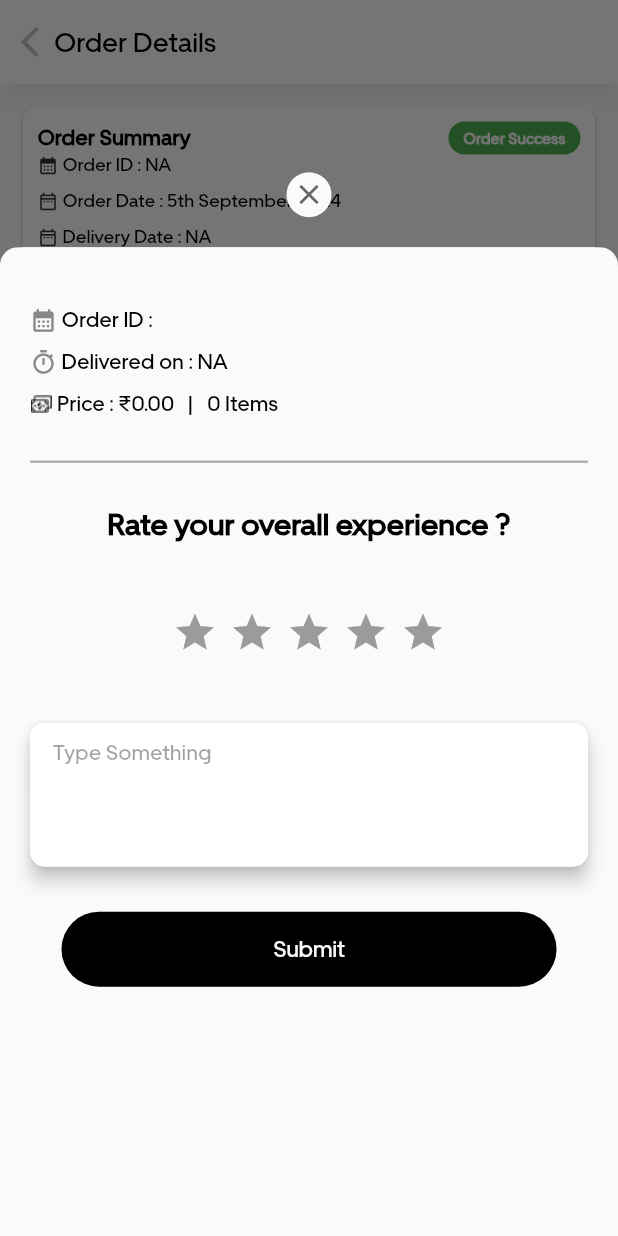
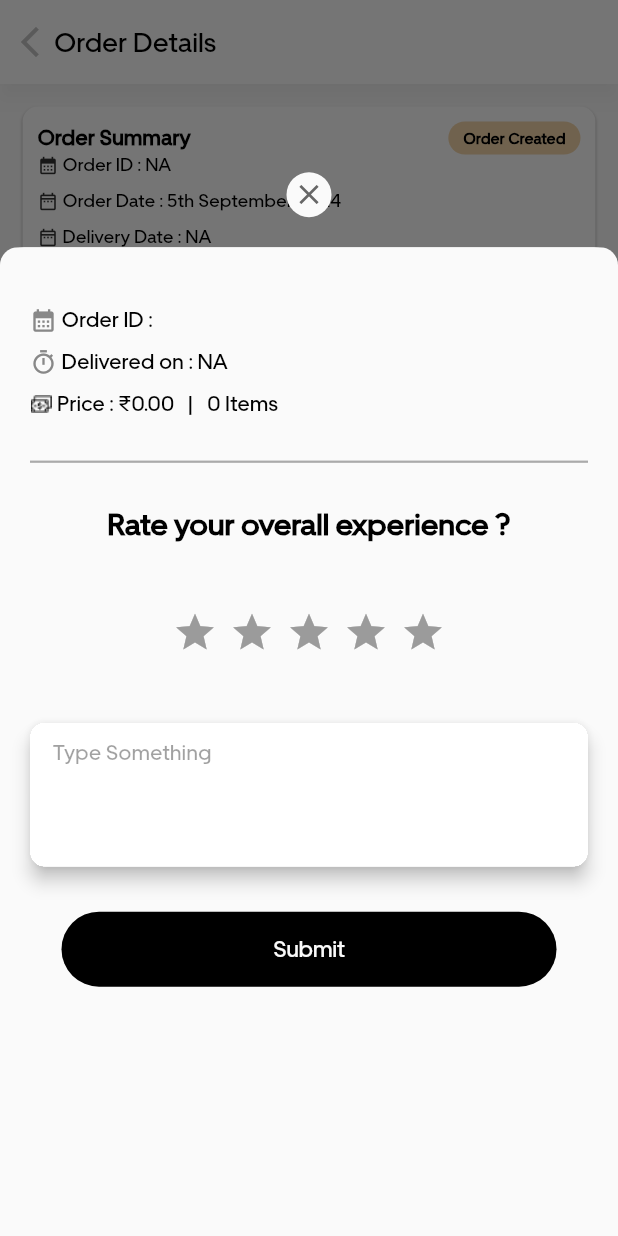
Before and after one commit to ramprasadbhagat/planit, a Flutter app: the OrderDetailsPage screen opened directly with empty values, after a tap on "Rate Your Order", on a phone screen of 412 x 824 dp. Run offline on Flutter 3.47's test engine with Material 3 defaults, Android fonts, the phone set to English and light mode, and no system bars; drawn by our look-alikes of flutter_rating_bar, skeletonizer; our stand-ins replace auto_route, cached_network_image, dartz, dio, flutter_bloc, flutter_carousel_widget and 13 more; missing offline and left inert: razorpay_flutter; accounts and stored records are empty; project files that could hold a hidden picture were left out.

Commit message:
fixed order status misalignment

```diff
--- a/lib/application/order/order_bloc.dart
+++ b/lib/application/order/order_bloc.dart
@@ -13,6 +13,7 @@ import 'package:planit/domain/order/entities/order.dart';
 import 'package:planit/domain/order/repository/i_order_repository.dart';
 import 'package:planit/domain/payment/entities/payment_options.dart';
 import 'package:planit/domain/payment/repository/i_payment_repository.dart';
+import 'package:planit/domain/user/entities/user.dart';
 
 part 'order_event.dart';
 part 'order_state.dart';
@@ -43,7 +44,7 @@ class OrderBloc extends Bloc<OrderEvent, OrderState> {
           deliveryCharge: e.deliveryCharge,
           paymentType: state.selectedPaymentMethod.when(
             card: () => 'card',
-            razorpay: () => 'razorpay',
+            razorpay: () => 'online',
             wallet: () => 'wallet',
             cod: () => 'Cash',
           ),
@@ -64,7 +65,7 @@ class OrderBloc extends Bloc<OrderEvent, OrderState> {
                           e.cartItem.totalPrice.getValue(),
                         ) +
                         e.deliveryCharge,
-                    phone: e.addressBook.phoneNumber,
+                    phone: e.currentUser.mobileNumber.getOrDefaultValue(''),
                     orderId: orderId,
                   ),
                 );
@@ -120,25 +121,25 @@ class OrderBloc extends Bloc<OrderEvent, OrderState> {
               ),
               handlePaymentSuccess: (p0) async {
                 log(
-                  'handlePaymentSuccess $p0',
+                  'handlePaymentSuccess ${p0.data}:${p0.orderId}:${p0.paymentId}:${p0.signature}',
                 );
 
                 add(
                   _PaymentSuccess(
                     orderId: value.orderId,
                     paymentId: p0.paymentId,
-                    paymentType: 'razorpay',
+                    paymentType: 'online',
                   ),
                 );
               },
               handlePaymentFailure: (p0) async {
                 log(
-                  'handlePaymentFailure $p0',
+                  'handlePaymentFailure ${p0.code}: ${p0.error}: ${p0.message}',
                 );
                 add(
                   _PaymentFailed(
                     orderId: value.orderId,
-                    paymentType: 'razorpay',
+                    paymentType: 'online',
                   ),
                 );
               },
--- a/lib/application/order/order_event.dart
+++ b/lib/application/order/order_event.dart
@@ -9,6 +9,7 @@ class OrderEvent with _$OrderEvent {
     required String date,
     required Coupon coupon,
     required double deliveryCharge,
+    required CurrentUser currentUser,
   }) = _SubmitOrder;
 
   const factory OrderEvent.fetchOrders() = _FetchOrders;
--- a/lib/domain/core/value/value_objects.dart
+++ b/lib/domain/core/value/value_objects.dart
@@ -60,11 +60,30 @@ class PaymentStatus extends ValueObject<String> {
 
   String get displayLabel => naIfEmpty(value.getOrElse(() => ''));
 
-  bool get isSuccess => isEqualsIgnoreCase(displayLabel, 'successfull');
-  bool get isFailed => isEqualsIgnoreCase(displayLabel, 'failed');
+  bool get isSuccess => isEqualsIgnoreCase(displayLabel, 'completed');
+  bool get isFailed => isEqualsIgnoreCase(displayLabel, 'pending');
   bool get isUnknown => !isSuccess || !isFailed;
 
   const PaymentStatus._(this.value);
+}
+
+class OrderStatus extends ValueObject<String> {
+  @override
+  final Either<ValueFailure<String>, String> value;
+
+  factory OrderStatus(String input) =>
+      OrderStatus._(validateStringNotEmpty(input));
+
+  String get displayLabel => naIfEmpty(value.getOrElse(() => ''));
+
+  String get displayStatus => getOrderStatusText(value.getOrElse(() => ''));
+
+  Color get tagColor => getOrderStatusTagColor(displayStatus);
+  Color get tagLabelColor => getOrderStatusTagLabelColor(displayStatus);
+
+  Icon get orderListStatusIcon => getOrderStatusOrderListIcon(displayStatus);
+
+  const OrderStatus._(this.value);
 }
 
 class IntegerValue extends ValueObject<int> {
--- a/lib/domain/core/value/value_transformer.dart
+++ b/lib/domain/core/value/value_transformer.dart
@@ -1,3 +1,8 @@
+import 'dart:ui';
+
+import 'package:flutter/material.dart';
+import 'package:planit/presentation/theme/colors.dart';
+
 String naIfEmpty(String text) {
   return text.isEmpty ? 'NA' : text;
 }
@@ -14,3 +19,70 @@ bool isMinCharacter({required String input, required int minLength}) =>
 
 bool isEqualsIgnoreCase(String value, String matcher) =>
     value.trim().toLowerCase() == matcher.trim().toLowerCase();
+
+String getOrderStatusText(String status) {
+  switch (status.toLowerCase()) {
+    case 'Order_Received':
+      return 'Order Created';
+    case 'In_Process':
+      return 'Processing';
+    case 'Dispatched':
+      return 'Dispatched';
+    case 'Delivered':
+      return 'Delivered';
+    case 'Cancelled':
+      return 'Cancelled';
+    default:
+      return 'Order Created';
+  }
+}
+
+Color getOrderStatusTagColor(String status) {
+  const statusColors = {
+    'Order Created': AppColors.orangeChipColor,
+    'Processing': AppColors.green,
+    'Dispatched': AppColors.green,
+    'Delivered': AppColors.green,
+    'Cancelled': AppColors.red,
+  };
+
+  return statusColors[status] ?? AppColors.grey;
+}
+
+Color getOrderStatusTagLabelColor(String status) {
+  const statusColors = {
+    'Order Created': AppColors.black,
+    'Processing': AppColors.white,
+    'Dispatched': AppColors.white,
+    'Delivered': AppColors.white,
+    'Cancelled': AppColors.white,
+  };
+
+  return statusColors[status] ?? AppColors.black;
+}
+
+Icon getOrderStatusOrderListIcon(String status) {
+  switch (status.toLowerCase()) {
+    case 'Delivered':
+      return const Icon(
+        Icons.circle,
+        color: AppColors.green,
+        size: 10,
+      );
+    case 'Order Created':
+    case 'Processing':
+    case 'Dispatched':
+    case 'Cancelled':
+      return const Icon(
+        Icons.local_shipping_outlined,
+        color: AppColors.black,
+        size: 20,
+      );
+    default:
+      return const Icon(
+        Icons.local_shipping_outlined,
+        color: AppColors.black,
+        size: 20,
+      );
+  }
+}
--- a/lib/domain/order/entities/order.dart
+++ b/lib/domain/order/entities/order.dart
@@ -4,7 +4,6 @@ import 'package:planit/domain/address_book/entities/address_book.dart';
 import 'package:planit/domain/core/value/value_objects.dart';
 import 'package:planit/domain/core/value/value_transformer.dart';
 import 'package:planit/domain/order/entities/order_item.dart';
-import 'package:planit/domain/order/order_status.dart';
 import 'package:planit/domain/order/value/value_objects.dart';
 import 'package:planit/domain/order/value/value_transformers.dart';
 part 'order.freezed.dart';
@@ -18,7 +17,7 @@ class Order with _$Order {
     required StringValue userId,
     required StringValue deliveryAddressId,
     required PaymentStatus paymentStatus,
-    required StringValue orderStatus,
+    required OrderStatus orderStatus,
     required StringValue paymentType,
     required IntegerValue packingCharges,
     required IntegerValue totalPrice,
@@ -40,7 +39,7 @@ class Order with _$Order {
         userId: StringValue(''),
         deliveryAddressId: StringValue(''),
         paymentStatus: PaymentStatus(''),
-        orderStatus: StringValue(''),
+        orderStatus: OrderStatus(''),
         totalPrice: IntegerValue(0),
         subTotal: IntegerValue(0),
         deliveryCharge: IntegerValue(0),
@@ -63,13 +62,13 @@ extension OrderX on Order {
 
   String get getTotalPrice => totalPrice.getValue().toPrice();
 
-  OrderStatus get getOrderStatus {
-    if (orderStatus.getValue() == 'done') {
-      return const OrderStatus.delivered();
-    }
+  // OrderStatus get getOrderStatus {
+  //   if (orderStatus.getValue() == 'done') {
+  //     return const OrderStatus.delivered();
+  //   }
 
-    return OrderStatus.processing(status: orderStatus.getValue());
-  }
+  //   return OrderStatus.processing(status: orderStatus.getValue());
+  // }
 
   String get getDeliveryUserName {
     if (deliveryAddress.isEmpty) return naIfEmpty('');
--- a/lib/domain/order/order_status.dart
+++ /dev/null
@@ -1,17 +0,0 @@
-import 'package:freezed_annotation/freezed_annotation.dart';
-import 'package:planit/domain/core/value/value_transformer.dart';
-part 'order_status.freezed.dart';
-
-@freezed
-class OrderStatus with _$OrderStatus {
-  const factory OrderStatus.processing({required String status}) =
-      _OrderProcessing;
-  const factory OrderStatus.delivered() = _OrderDelivered;
-}
-
-extension OrderStatusX on OrderStatus {
-  String get getDisplayStatus => when(
-        processing: (status) => naIfEmpty(capitalizeFirst(status)),
-        delivered: () => 'Delivered',
-      );
-}
--- a/lib/infrastructure/order/datasource/order_remote.dart
+++ b/lib/infrastructure/order/datasource/order_remote.dart
@@ -34,12 +34,7 @@ class OrderRemoteDataSource {
       'deliveryAddressId': address.id,
       'couponId': coupon.id,
       'deliveryDate': date,
-      'deliveryTime': '7:20 - 7:30 am',
-      'taxes': '54',
-      'packingCharges': '50.00',
-      'productRating': '3.5',
-      'paymentStatus': 'not done',
-      'orderStatus': 'pending',
+      'deliveryTime': '7:20 am - 7:30 pm',
       'paymentType': paymentType,
       'totalPrice': coupon.priceAfterCoupon(cartItem.totalPrice.getValue()) +
           deliveryCharge,
@@ -79,7 +74,7 @@ class OrderRemoteDataSource {
       url: '/orders/updateOrder',
       data: {
         'order_id': orderId,
-        'paymentStatus': success ? 'successfull' : 'failed',
+        'paymentStatus': success ? 'completed' : 'pending',
         'paymentType': paymentType,
         'transaction_id': transactionId,
       },
--- a/lib/infrastructure/order/dtos/order_dto.dart
+++ b/lib/infrastructure/order/dtos/order_dto.dart
@@ -55,7 +55,7 @@ class OrderDto with _$OrderDto {
         userId: StringValue(userId),
         deliveryAddressId: StringValue(deliveryAddressId),
         paymentStatus: PaymentStatus(paymentStatus),
-        orderStatus: StringValue(orderStatus),
+        orderStatus: OrderStatus(orderStatus),
         totalPrice: IntegerValue(totalPrice),
         subTotal: IntegerValue(subTotal),
         deliveryCharge: IntegerValue(deliveryCharge),
--- a/lib/presentation/checkout/checkout_page.dart
+++ b/lib/presentation/checkout/checkout_page.dart
@@ -279,6 +279,8 @@ class PlaceOrderButton extends StatelessWidget {
                             coupon:
                                 context.read<CouponBloc>().state.appliedCoupon,
                             deliveryCharge: cartState.deliveryCharges,
+                            currentUser:
+                                context.read<UserProfileBloc>().state.user,
                           ),
                         );
                   }
--- a/lib/presentation/order/order_details.dart
+++ b/lib/presentation/order/order_details.dart
@@ -3,7 +3,6 @@ import 'package:flutter_bloc/flutter_bloc.dart';
 import 'package:planit/application/add_review/add_review_bloc.dart';
 import 'package:planit/application/cart/cart_bloc.dart';
 import 'package:planit/domain/order/entities/order.dart';
-import 'package:planit/domain/order/order_status.dart';
 import 'package:planit/presentation/core/common_bottomsheet.dart';
 import 'package:planit/presentation/core/tag.dart';
 import 'package:planit/presentation/order/widgets/orderItems.dart';
@@ -79,16 +78,13 @@ class OrderDetailsPage extends StatelessWidget {
                                 ),
                                 textAlign: TextAlign.start,
                               ),
-                              const Tag(
-                                label: 'Order Success',
-                                backgroundColor: AppColors.green,
-                                labelColor: AppColors.white,
+                              Tag(
+                                label: order.orderStatus.displayStatus,
+                                backgroundColor: order.orderStatus.tagColor,
+                                labelColor: order.orderStatus.tagLabelColor,
                               ),
                             ],
                           ),
-                          // const SizedBox(
-                          //   height: 20,
-                          // ),
                           Row(
                             children: [
                               const Icon(
@@ -193,29 +189,29 @@ class OrderDetailsPage extends StatelessWidget {
                           const SizedBox(
                             height: 10,
                           ),
-                          Row(
-                            children: [
-                              Image.asset(
-                                PngImage.orderStatusImage,
-                                height: 20,
-                                width: 20,
-                              ),
-                              Text(
-                                ' Order Status : ',
-                                style: textTheme.titleMedium?.copyWith(
-                                  fontSize: 12,
-                                  fontWeight: FontWeight.w500,
-                                ),
-                              ),
-                              Text(
-                                order.getOrderStatus.getDisplayStatus,
-                                style: textTheme.titleMedium?.copyWith(
-                                  fontSize: 12,
-                                  fontWeight: FontWeight.w400,
-                                ),
-                              ),
-                            ],
-                          ),
+                          // Row(
+                          //   children: [
+                          //     Image.asset(
+                          //       PngImage.orderStatusImage,
+                          //       height: 20,
+                          //       width: 20,
+                          //     ),
+                          //     Text(
+                          //       ' Order Status : ',
+                          //       style: textTheme.titleMedium?.copyWith(
+                          //         fontSize: 12,
+                          //         fontWeight: FontWeight.w500,
+                          //       ),
+                          //     ),
+                          //     Text(
+                          //       order.orderStatus.displayLabel,
+                          //       style: textTheme.titleMedium?.copyWith(
+                          //         fontSize: 12,
+                          //         fontWeight: FontWeight.w400,
+                          //       ),
+                          //     ),
+                          //   ],
+                          // ),
                         ],
                       ),
                     ),
@@ -421,15 +417,25 @@ class OrderDetailsPage extends StatelessWidget {
                                 ),
                                 textAlign: TextAlign.start,
                               ),
-                              if (order.paymentStatus.isFailed) ...[
-                                const Spacer(),
+                              const Spacer(),
+                              if (order.paymentStatus.isFailed)
                                 const Tag(
                                   label: 'Payment Failed',
                                   backgroundColor: AppColors.red,
                                   labelColor: AppColors.white,
+                                )
+                              else
+                                Checkbox(
+                                  fillColor: MaterialStateProperty.all(
+                                    AppColors.green,
+                                  ),
+                                  value: true,
+                                  onChanged: null,
                                 ),
-                              ],
                             ],
+                          ),
+                          const SizedBox(
+                            height: 18,
                           ),
                           Row(
                             children: [
@@ -477,7 +483,7 @@ class OrderDetailsPage extends StatelessWidget {
                             ),
                             child: Column(
                               children: [
-                                if (order.isCouponApplied)
+                                if (order.isCouponApplied) ...[
                                   Row(
                                     children: [
                                       Image.asset(
@@ -502,33 +508,10 @@ class OrderDetailsPage extends StatelessWidget {
                                       ),
                                     ],
                                   ),
-                                const SizedBox(
-                                  height: 20,
-                                ),
-                                Row(
-                                  children: [
-                                    Text(
-                                      'Taxes',
-                                      style: textTheme.titleMedium?.copyWith(
-                                        color: AppColors.grey2,
-                                        fontSize: 12,
-                                        fontWeight: FontWeight.w500,
-                                      ),
-                                    ),
-                                    const Spacer(),
-                                    Text(
-                                      0.toPrice(),
-                                      style: textTheme.titleMedium?.copyWith(
-                                        color: AppColors.grey2,
-                                        fontSize: 12,
-                                        fontWeight: FontWeight.w500,
-                                      ),
-                                    ),
-                                  ],
-                                ),
-                                const SizedBox(
-                                  height: 20,
-                                ),
+                                  const SizedBox(
+                                    height: 20,
+                                  ),
+                                ],
                                 Row(
                                   children: [
                                     Text(
@@ -544,30 +527,6 @@ class OrderDetailsPage extends StatelessWidget {
                                       order.deliveryCharge
                                           .getValue()
                                           .toPrice(showFreeIfZero: true),
-                                      style: textTheme.titleMedium?.copyWith(
-                                        color: AppColors.grey2,
-                                        fontSize: 12,
-                                        fontWeight: FontWeight.w500,
-                                      ),
-                                    ),
-                                  ],
-                                ),
-                                const SizedBox(
-                                  height: 20,
-                                ),
-                                Row(
-                                  children: [
-                                    Text(
-                                      ' Cash Round Off ',
-                                      style: textTheme.titleMedium?.copyWith(
-                                        color: AppColors.grey2,
-                                        fontSize: 12,
-                                        fontWeight: FontWeight.w500,
-                                      ),
-                                    ),
-                                    const Spacer(),
-                                    Text(
-                                      0.toPrice(),
                                       style: textTheme.titleMedium?.copyWith(
                                         color: AppColors.grey2,
                                         fontSize: 12,
--- a/lib/presentation/order_list/widgets/order_list_item.dart
+++ b/lib/presentation/order_list/widgets/order_list_item.dart
@@ -194,7 +194,7 @@ class OrderListItem extends StatelessWidget {
                     Row(
                       children: [
                         OrderStatusWidget(
-                          status: order.getOrderStatus,
+                          status: order.orderStatus,
                         ),
                         const SizedBox(
                           width: 24,
--- a/lib/presentation/order_list/widgets/order_status_widget.dart
+++ b/lib/presentation/order_list/widgets/order_status_widget.dart
@@ -1,6 +1,5 @@
 import 'package:flutter/material.dart';
-import 'package:planit/domain/order/order_status.dart';
-import 'package:planit/presentation/theme/colors.dart';
+import 'package:planit/domain/core/value/value_objects.dart';
 
 class OrderStatusWidget extends StatelessWidget {
   final OrderStatus status;
@@ -10,23 +9,12 @@ class OrderStatusWidget extends StatelessWidget {
   Widget build(BuildContext context) {
     return Row(
       children: [
-        status.when(
-          processing: (_) => const Icon(
-            Icons.local_shipping_outlined,
-            color: AppColors.black,
-            size: 20,
-          ),
-          delivered: () => const Icon(
-            Icons.circle,
-            color: AppColors.green,
-            size: 10,
-          ),
-        ),
+        status.orderListStatusIcon,
         const SizedBox(
           width: 4,
         ),
         Text(
-          status.getDisplayStatus,
+          status.displayStatus,
           style: Theme.of(context).textTheme.labelSmall?.copyWith(
                 fontSize: 11,
                 fontWeight: FontWeight.w700,
```
Also changed, not shown: lib/application/order/order_bloc.freezed.dart, lib/domain/order/entities/order.freezed.dart, lib/domain/order/order_status.freezed.dart (deleted).
